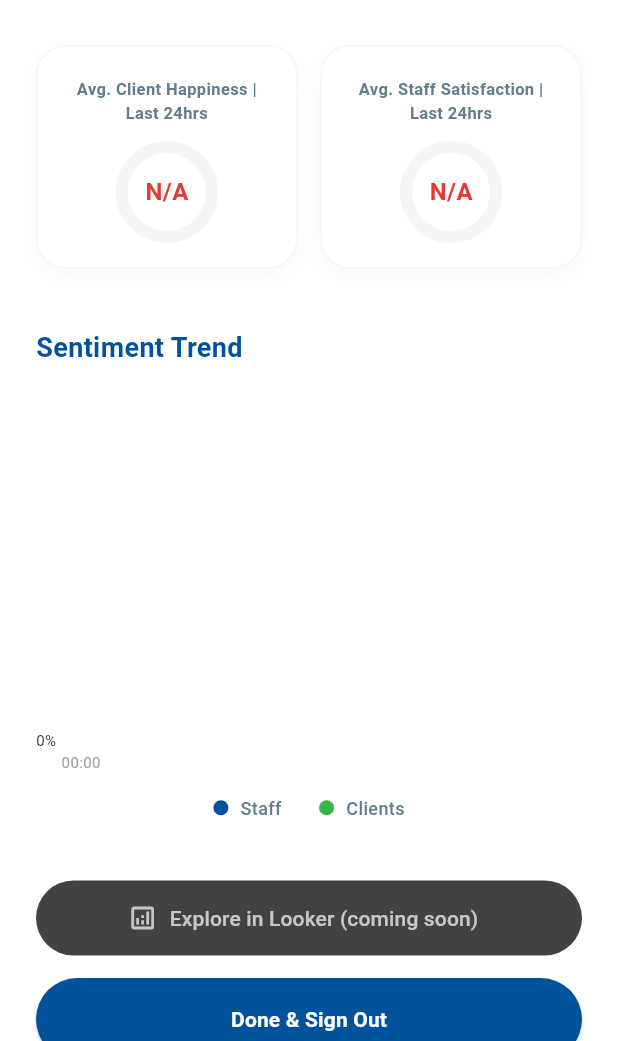
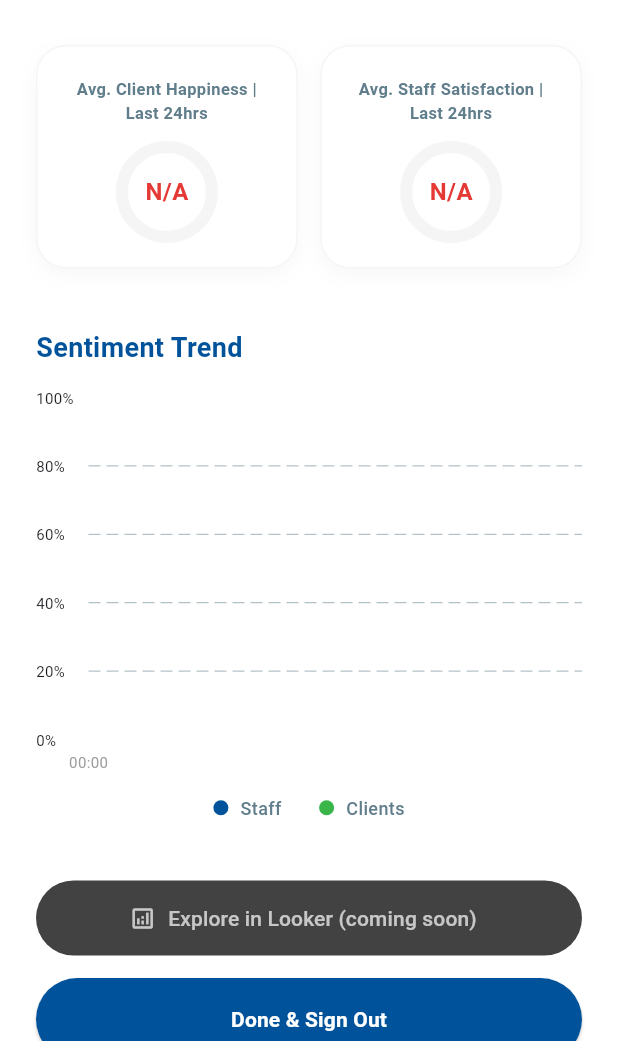
Before and after one commit to aosborncobry/cobry-temp-check, a Flutter app: the ResultsScreen screen opened directly, on a phone screen of 412 x 824 dp, the part 195-1236 px from its top. Run offline on Flutter 3.47's test engine with Material 3 defaults, Android fonts, the phone set to English and light mode, and no system bars; drawn by our look-alikes of fl_chart; our stand-ins replace app_links, cloud_firestore, firebase_auth, firebase_core, shared_preferences; accounts and stored records are empty; generated files the repository leaves out were written again.

Commit message:
chore: Chart corrected to run from zero on axis

```diff
--- a/lib/screens/results_screen.dart
+++ b/lib/screens/results_screen.dart
@@ -28,13 +28,11 @@ class _ResultsScreenState extends State<ResultsScreen> {
     double avgClientHappiness = 0;
     double avgStaffSatisfaction = 0;
 
-    // Define the 24-hour window
     final DateTime now = DateTime.now();
     final DateTime twentyFourHoursAgo = now.subtract(const Duration(hours: 24));
     final Timestamp startTime = Timestamp.fromDate(twentyFourHoursAgo);
 
     try {
-      // 1. Fetch Client Data from last 24hrs
       final clientQuery = await _db
           .collection('feedback_clients')
           .where('timestamp', isGreaterThanOrEqualTo: startTime)
@@ -49,12 +47,10 @@ class _ResultsScreenState extends State<ResultsScreen> {
           totalScore += score;
           return FlSpot(d['timestamp'].millisecondsSinceEpoch.toDouble(), score);
         }).toList();
-
         avgClientHappiness = totalScore / clientQuery.docs.length;
         _clientSpots.sort((a, b) => a.x.compareTo(b.x));
       }
 
-      // 2. Fetch Staff Data from last 24hrs
       final staffQuery = await _db
           .collection('feedback_staff')
           .where('timestamp', isGreaterThanOrEqualTo: startTime)
@@ -69,7 +65,6 @@ class _ResultsScreenState extends State<ResultsScreen> {
           totalScore += score;
           return FlSpot(d['timestamp'].millisecondsSinceEpoch.toDouble(), score);
         }).toList();
-
         avgStaffSatisfaction = totalScore / staffQuery.docs.length;
         _staffSpots.sort((a, b) => a.x.compareTo(b.x));
       }
@@ -103,7 +98,6 @@ class _ResultsScreenState extends State<ResultsScreen> {
           if (snapshot.connectionState == ConnectionState.waiting) {
             return const Center(child: CircularProgressIndicator(color: cobryBlue));
           }
-
           final scores = snapshot.data ?? {'client': 0.0, 'staff': 0.0};
 
           return SingleChildScrollView(
@@ -112,7 +106,6 @@ class _ResultsScreenState extends State<ResultsScreen> {
               children: [
                 Image.asset('assets/cobry_logo.png', height: 50),
                 const SizedBox(height: 30),
-
                 Row(
                   children: [
                     Expanded(child: _buildKPICard("Avg. Client Happiness | Last 24hrs", scores['client']!)),
@@ -120,16 +113,13 @@ class _ResultsScreenState extends State<ResultsScreen> {
                     Expanded(child: _buildKPICard("Avg. Staff Satisfaction | Last 24hrs", scores['staff']!)),
                   ],
                 ),
-
                 const SizedBox(height: 40),
                 const Align(
                   alignment: Alignment.centerLeft,
                   child: Text("Sentiment Trend", style: TextStyle(fontSize: 18, fontWeight: FontWeight.bold, color: cobryBlue)),
                 ),
                 const SizedBox(height: 20),
-
                 SizedBox(height: 250, child: _buildAreaChart()),
-
                 const SizedBox(height: 15),
                 Row(
                   mainAxisAlignment: MainAxisAlignment.center,
@@ -139,46 +129,10 @@ class _ResultsScreenState extends State<ResultsScreen> {
                     _buildLegendItem("Clients", cobryGreen),
                   ],
                 ),
-
                 const SizedBox(height: 40),
-
-                // Looker Button
-                SizedBox(
-                  width: double.infinity,
-                  height: 50,
-                  child: ElevatedButton.icon(
-                    onPressed: null,
-                    icon: const Icon(Icons.analytics_outlined, size: 20, color: Colors.white70),
-                    label: const Text("Explore in Looker (coming soon)", style: TextStyle(color: Colors.white70)),
-                    style: ElevatedButton.styleFrom(
-                      backgroundColor: charcoalGrey,
-                      disabledBackgroundColor: charcoalGrey,
-                      shape: RoundedRectangleBorder(borderRadius: BorderRadius.circular(30)),
-                      elevation: 0,
-                    ),
-                  ),
-                ),
-
+                _buildLookerButton(),
                 const SizedBox(height: 15),
-
-                // Done Button
-                SizedBox(
-                  width: double.infinity,
-                  height: 55,
-                  child: ElevatedButton(
-                    style: ElevatedButton.styleFrom(
-                      backgroundColor: cobryBlue,
-                      foregroundColor: Colors.white,
-                      shape: RoundedRectangleBorder(borderRadius: BorderRadius.circular(30)),
-                    ),
-                    onPressed: () async {
-                      await FirebaseAuth.instance.signOut();
-                      if (!mounted) return;
-                      Navigator.pushAndRemoveUntil(context, MaterialPageRoute(builder: (c) => const EntryScreen()), (r) => false);
-                    },
-                    child: const Text("Done & Sign Out", style: TextStyle(fontWeight: FontWeight.bold)),
-                  ),
-                ),
+                _buildDoneButton(),
               ],
             ),
           );
@@ -187,55 +141,13 @@ class _ResultsScreenState extends State<ResultsScreen> {
     );
   }
 
-  Widget _buildLegendItem(String label, Color color) {
-    return Row(
-      children: [
-        Container(width: 10, height: 10, decoration: BoxDecoration(color: color, shape: BoxShape.circle)),
-        const SizedBox(width: 8),
-        Text(label, style: const TextStyle(fontSize: 12, color: Colors.blueGrey, fontWeight: FontWeight.w500)),
-      ],
-    );
-  }
-
-  Widget _buildKPICard(String title, double percentage) {
-    Color statusColor = _getScoreColor(percentage);
-    return Container(
-      padding: const EdgeInsets.all(20),
-      decoration: BoxDecoration(
-        color: Colors.white,
-        borderRadius: BorderRadius.circular(20),
-        border: Border.all(color: Colors.grey.shade100),
-        boxShadow: [BoxShadow(color: Colors.black.withOpacity(0.03), blurRadius: 10, offset: const Offset(0, 4))],
-      ),
-      child: Column(
-        children: [
-          Text(title, style: const TextStyle(fontSize: 11, color: Colors.blueGrey, fontWeight: FontWeight.w600), textAlign: TextAlign.center),
-          const SizedBox(height: 15),
-          Stack(
-            alignment: Alignment.center,
-            children: [
-              SizedBox(
-                height: 60,
-                width: 60,
-                child: CircularProgressIndicator(
-                  value: (percentage == 0) ? 0 : percentage / 100,
-                  strokeWidth: 8,
-                  backgroundColor: Colors.grey.shade100,
-                  color: statusColor,
-                ),
-              ),
-              Text(percentage == 0 ? "N/A" : "${percentage.round()}%", style: TextStyle(fontSize: 16, fontWeight: FontWeight.bold, color: statusColor)),
-            ],
-          ),
-        ],
-      ),
-    );
-  }
-
   Widget _buildAreaChart() {
     return LineChart(
       LineChartData(
-        gridData: const FlGridData(show: false),
+        // --- FIXED Y-AXIS SCALE ---
+        minY: 0,
+        maxY: 100,
+        gridData: const FlGridData(show: true, drawVerticalLine: false),
         titlesData: FlTitlesData(
           bottomTitles: AxisTitles(
             sideTitles: SideTitles(
@@ -252,7 +164,7 @@ class _ResultsScreenState extends State<ResultsScreen> {
           leftTitles: AxisTitles(
             sideTitles: SideTitles(
               showTitles: true,
-              reservedSize: 30,
+              reservedSize: 35,
               getTitlesWidget: (value, meta) => Text("${value.toInt()}%", style: const TextStyle(fontSize: 10)),
             ),
           ),
@@ -281,4 +193,25 @@ class _ResultsScreenState extends State<ResultsScreen> {
       ),
     );
   }
+
+  Widget _buildKPICard(String title, double percentage) {
+    Color statusColor = _getScoreColor(percentage);
+    return Container(
+      padding: const EdgeInsets.all(20),
+      decoration: BoxDecoration(color: Colors.white, borderRadius: BorderRadius.circular(20), border: Border.all(color: Colors.grey.shade100), boxShadow: [BoxShadow(color: Colors.black.withOpacity(0.03), blurRadius: 10, offset: const Offset(0, 4))]),
+      child: Column(children: [Text(title, style: const TextStyle(fontSize: 11, color: Colors.blueGrey, fontWeight: FontWeight.w600), textAlign: TextAlign.center), const SizedBox(height: 15), Stack(alignment: Alignment.center, children: [SizedBox(height: 60, width: 60, child: CircularProgressIndicator(value: (percentage == 0) ? 0 : percentage / 100, strokeWidth: 8, backgroundColor: Colors.grey.shade100, color: statusColor)), Text(percentage == 0 ? "N/A" : "${percentage.round()}%", style: TextStyle(fontSize: 16, fontWeight: FontWeight.bold, color: statusColor))])]),
+    );
+  }
+
+  Widget _buildLegendItem(String label, Color color) {
+    return Row(children: [Container(width: 10, height: 10, decoration: BoxDecoration(color: color, shape: BoxShape.circle)), const SizedBox(width: 8), Text(label, style: const TextStyle(fontSize: 12, color: Colors.blueGrey, fontWeight: FontWeight.w500))]);
+  }
+
+  Widget _buildLookerButton() {
+    return SizedBox(width: double.infinity, height: 50, child: ElevatedButton.icon(onPressed: null, icon: const Icon(Icons.analytics_outlined, color: Colors.white70), label: const Text("Explore in Looker (coming soon)", style: TextStyle(color: Colors.white70)), style: ElevatedButton.styleFrom(backgroundColor: charcoalGrey, disabledBackgroundColor: charcoalGrey, shape: RoundedRectangleBorder(borderRadius: BorderRadius.circular(30)), elevation: 0)));
+  }
+
+  Widget _buildDoneButton() {
+    return SizedBox(width: double.infinity, height: 55, child: ElevatedButton(style: ElevatedButton.styleFrom(backgroundColor: cobryBlue, foregroundColor: Colors.white, shape: RoundedRectangleBorder(borderRadius: BorderRadius.circular(30))), onPressed: () async { await FirebaseAuth.instance.signOut(); Navigator.pushAndRemoveUntil(context, MaterialPageRoute(builder: (c) => const EntryScreen()), (r) => false); }, child: const Text("Done & Sign Out", style: TextStyle(fontWeight: FontWeight.bold))));
+  }
 }
```
Also changed, not shown: lib/screens/feedback_form.dart (+62 -68 lines), 1 other file.
